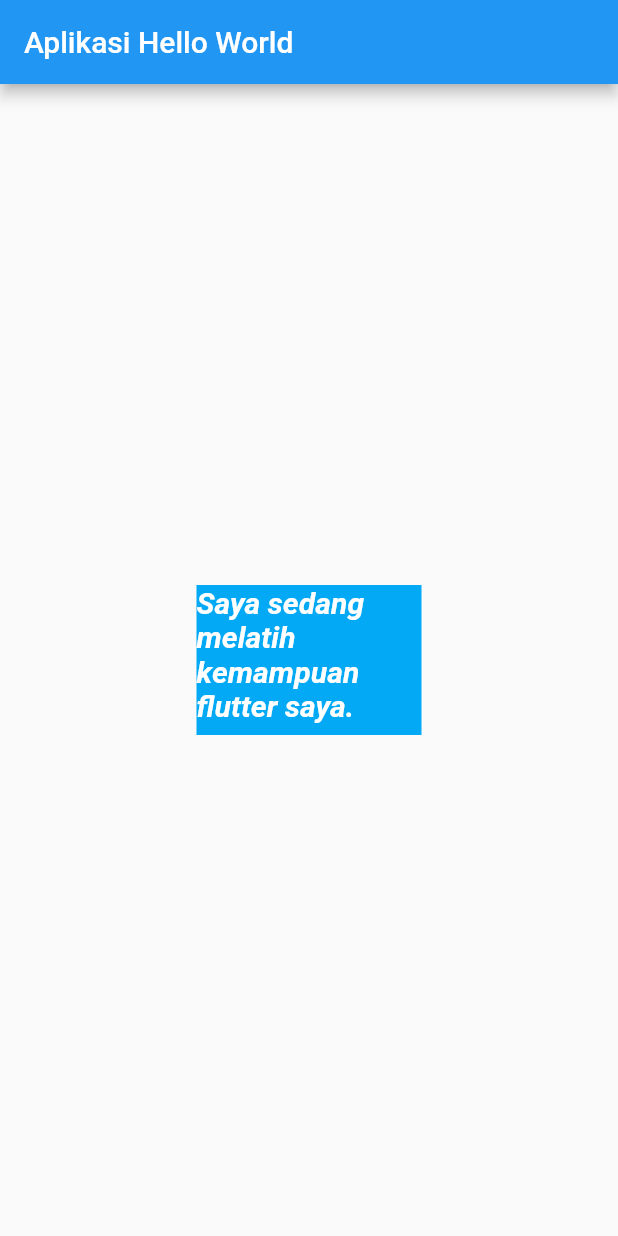
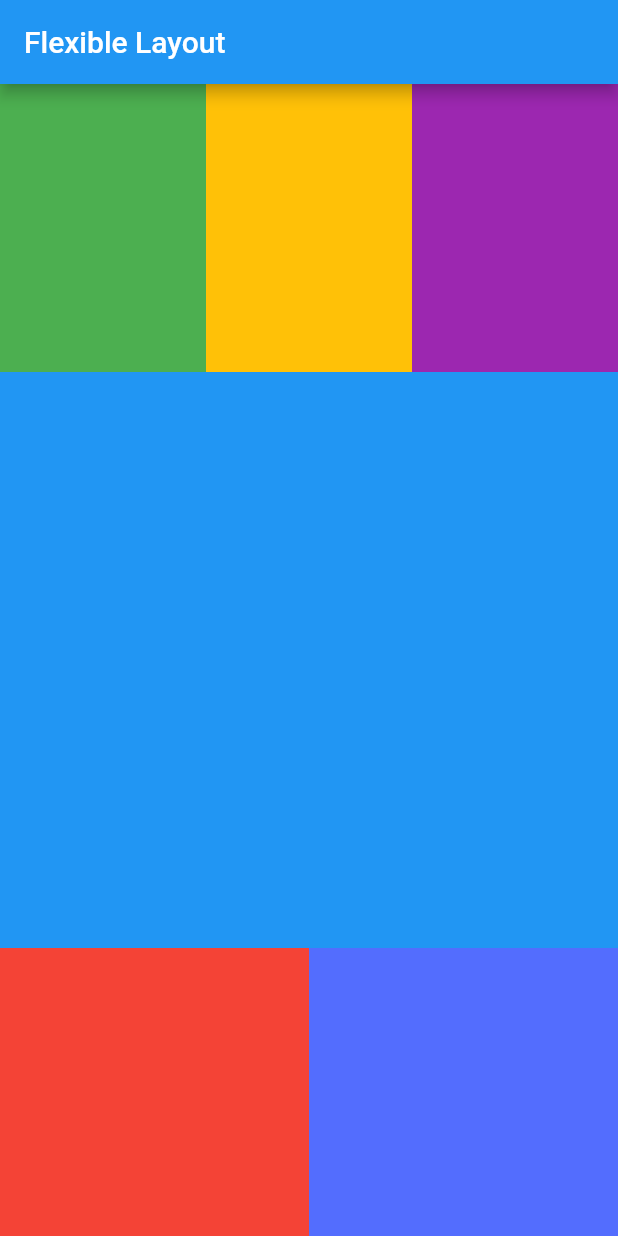
Before and after one commit to bagashyt/flutter_learndart, a Flutter app: the screen it shows after launch, on a phone screen of 412 x 824 dp. Run offline on Flutter 3.47's test engine with Material 2 defaults, Android fonts, the phone set to English and light mode, and no system bars.

Commit message:
learn flexible widget

```diff
--- a/lib/main.dart
+++ b/lib/main.dart
@@ -10,21 +10,62 @@ class MyApp extends StatelessWidget {
     return MaterialApp(
       home: Scaffold(
         appBar: AppBar(
-          title: Text("Aplikasi Hello World"),
+          title: Text("Flexible Layout"),
         ),
-        body: Center(
-            child: Container(
-                color: Colors.lightBlue,
-                width: 150,
-                height: 100,
-                child: Text(
-                  "Saya sedang melatih kemampuan flutter saya.",
-                  style: TextStyle(
-                      color: Colors.white,
-                      fontStyle: FontStyle.italic,
-                      fontWeight: FontWeight.w700,
-                      fontSize: 20),
-                ))),
+        body: Column(
+          children: <Widget>[
+            Flexible(
+              flex: 1,
+              child: Row(
+                children: <Widget>[
+                  Flexible(
+                    flex: 1,
+                    child: Container(
+                      color: Colors.green,
+                    ),
+                  ),
+                  Flexible(
+                    flex: 1,
+                    child: Container(
+                      color: Colors.amber,
+                    ),
+                  ),
+                  Flexible(
+                    flex: 1,
+                    child: Container(
+                      color: Colors.purple,
+                    ),
+                  ),
+                ],
+              ),
+            ),
+            Flexible(
+              flex: 2,
+              child: Container(
+                color: Colors.blue,
+              ),
+            ),
+            Flexible(
+              flex: 1,
+              child: Row(
+                children: <Widget>[
+                  Flexible(
+                    flex: 1,
+                    child: Container(
+                      color: Colors.red,
+                    ),
+                  ),
+                  Flexible(
+                    flex: 1,
+                    child: Container(
+                      color: Colors.indigoAccent,
+                    ),
+                  ),
+                ],
+              ),
+            )
+          ],
+        ),
       ),
     );
   }
```
